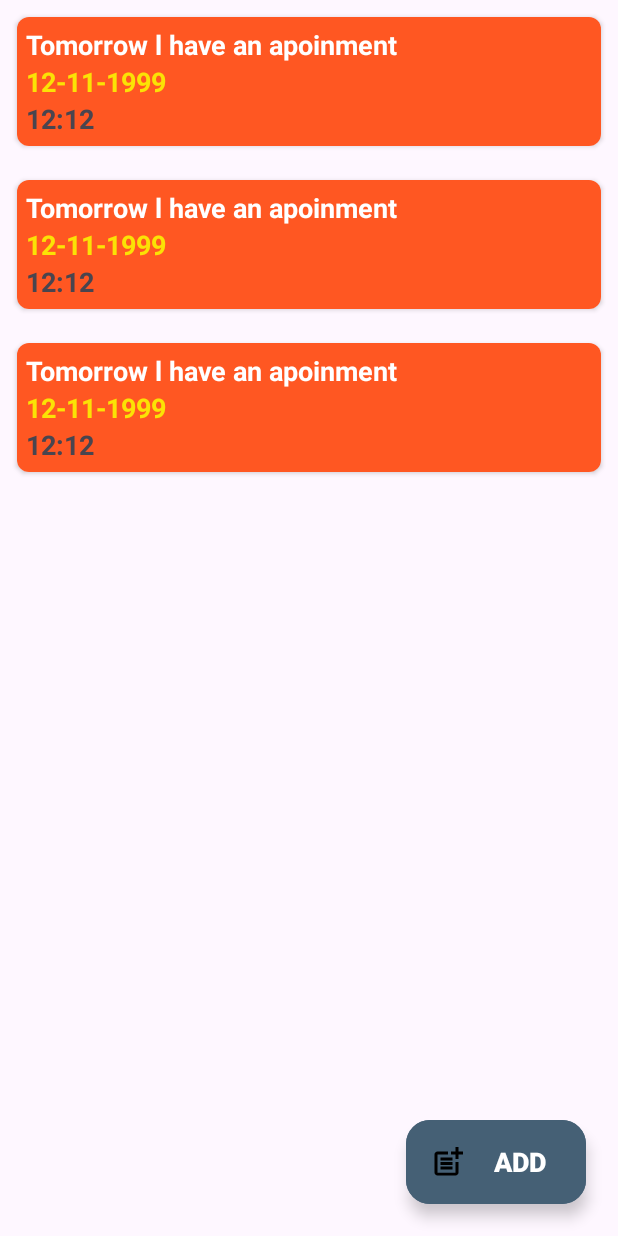
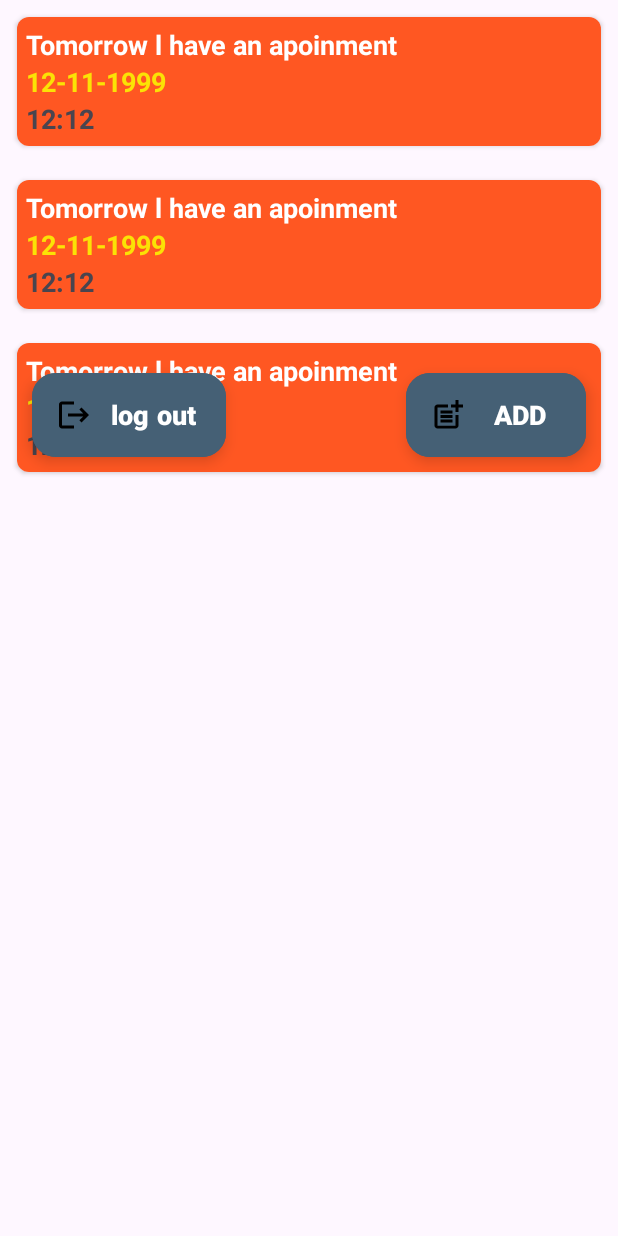
Before and after one commit to sourav3222/Room-db-firebase-connect, an Android app: the layout fragment_home.xml on its own in the app's theme, with its tools: preview values and no code run, on a phone screen of 412 x 824 dp. Run offline under Robolectric (Android 15) with nearby library versions, the phone set to English and light mode, and no system bars.

```diff
--- a/app/src/main/java/com/example/noottodo/HomeFragment.kt
+++ b/app/src/main/java/com/example/noottodo/HomeFragment.kt
@@ -8,6 +8,7 @@ import android.view.ViewGroup
 import androidx.navigation.fragment.findNavController
 import androidx.room.Room
 import com.example.noottodo.databinding.FragmentHomeBinding
+import com.google.firebase.auth.FirebaseAuth
 
 
 class HomeFragment : Fragment() {
@@ -38,6 +39,13 @@ class HomeFragment : Fragment() {
             findNavController().navigate(R.id.action_homeFragment_to_addFragment)
         }
 
+        binding.logoutBtn.setOnClickListener {
+            val auth = FirebaseAuth.getInstance()
+            auth.signOut().apply {
+                findNavController().navigate(R.id.action_homeFragment_to_loginFragment)
+            }
+        }
+
 
 
 
--- /dev/null
+++ b/app/src/main/res/drawable/baseline_logout_24.xml
@@ -0,0 +1,5 @@
+<vector android:autoMirrored="true" android:height="24dp"
+    android:tint="#000000" android:viewportHeight="24"
+    android:viewportWidth="24" android:width="24dp" xmlns:android="http://schemas.android.com/apk/res/android">
+    <path android:fillColor="@android:color/white" android:pathData="M17,7l-1.41,1.41L18.17,11H8v2h10.17l-2.58,2.58L17,17l5,-5zM4,5h8V3H4c-1.1,0 -2,0.9 -2,2v14c0,1.1 0.9,2 2,2h8v-2H4V5z"/>
+</vector>
--- a/app/src/main/res/layout/fragment_home.xml
+++ b/app/src/main/res/layout/fragment_home.xml
@@ -2,9 +2,13 @@
 <androidx.constraintlayout.widget.ConstraintLayout xmlns:android="http://schemas.android.com/apk/res/android"
     xmlns:tools="http://schemas.android.com/tools"
     android:layout_width="match_parent"
-    android:layout_height="match_parent"
+    android:layout_height="wrap_content"
     xmlns:app="http://schemas.android.com/apk/res-auto"
     tools:context=".HomeFragment">
+
+
+
+
 
 
 
@@ -35,4 +39,21 @@
         app:iconTint="@color/black"
         app:layout_constraintBottom_toBottomOf="parent"
         app:layout_constraintEnd_toEndOf="parent" />
+
+    <com.google.android.material.floatingactionbutton.ExtendedFloatingActionButton
+        android:id="@+id/logoutBtn"
+        android:layout_width="wrap_content"
+        android:layout_height="wrap_content"
+        android:layout_margin="21dp"
+        android:layout_marginEnd="16dp"
+        android:layout_marginBottom="16dp"
+        android:backgroundTint="#456075"
+        android:text="log out"
+        android:textColor="@color/white"
+        android:textSize="18dp"
+        android:textStyle="bold"
+        app:icon="@drawable/baseline_logout_24"
+        app:iconTint="@color/black"
+        app:layout_constraintBottom_toBottomOf="parent"
+        app:layout_constraintStart_toStartOf="parent"/>
 </androidx.constraintlayout.widget.ConstraintLayout>
--- a/app/src/main/res/navigation/main_nav.xml
+++ b/app/src/main/res/navigation/main_nav.xml
@@ -40,6 +40,9 @@
         <action
             android:id="@+id/action_homeFragment_to_addFragment"
             app:destination="@id/addFragment" />
+        <action
+            android:id="@+id/action_homeFragment_to_loginFragment"
+            app:destination="@id/loginFragment" />
     </fragment>
     <fragment
         android:id="@+id/addFragment"
```
Also changed, not shown: app/src/main/ic_launcher-playstore.png (added), app/src/main/res/drawable/downloads.png (added), app/src/main/res/mipmap-hdpi/ic_launcher_foreground.webp (added), app/src/main/res/mipmap-mdpi/ic_launcher_foreground.webp (added), app/src/main/res/mipmap-xhdpi/ic_launcher_foreground.webp (added), app/src/main/res/mipmap-xxhdpi/ic_launcher_foreground.webp (added), app/src/main/res/mipmap-xxxhdpi/ic_launcher_foreground.webp (added).
